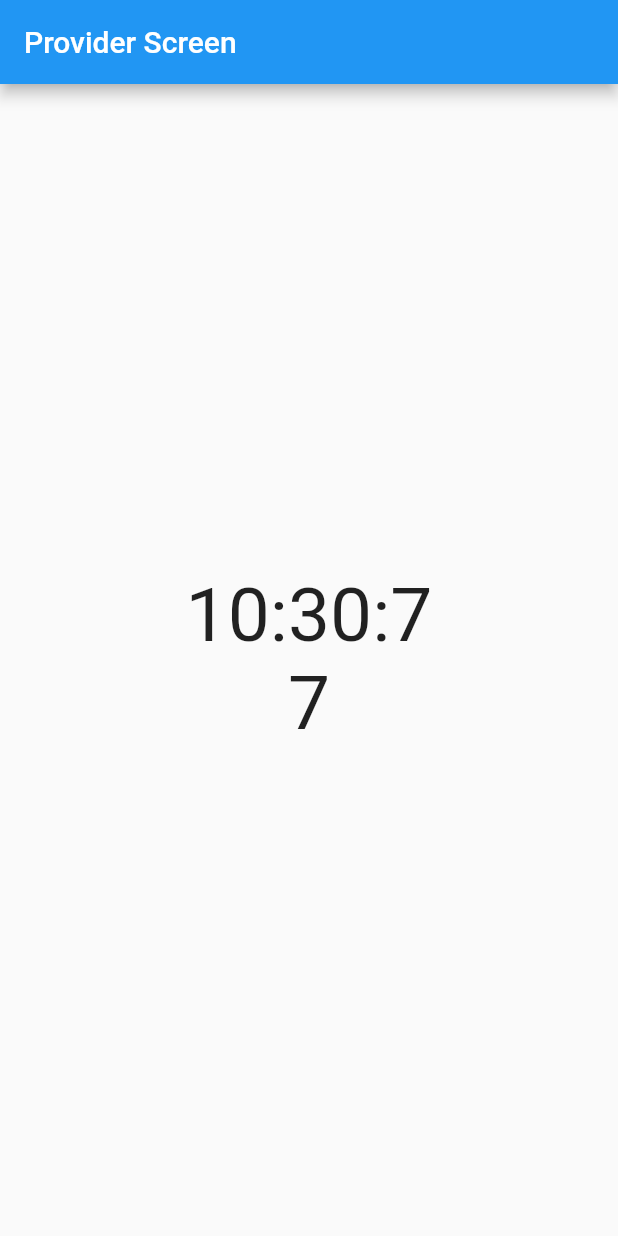
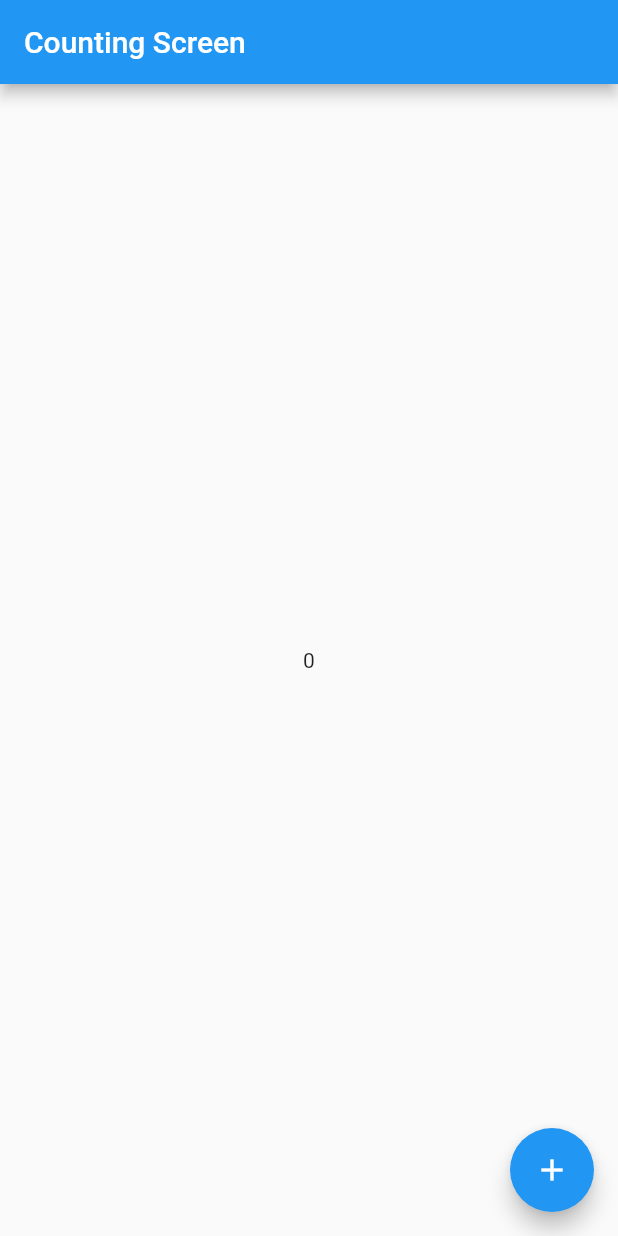
Before and after one commit to atik-sabuj/provider_mvvm, a Flutter app: the screen it shows after launch, on a phone screen of 412 x 824 dp. Run offline on Flutter 3.47's test engine with Material 2 defaults, Android fonts, the phone set to English and light mode, and no system bars.

```diff
--- a/lib/main.dart
+++ b/lib/main.dart
@@ -1,6 +1,7 @@
 import 'package:flutter/material.dart';
 import 'package:provider_mvvm/home_screen.dart';
 import 'package:provider_mvvm/provider_screen.dart';
+import 'package:provider_mvvm/screen/count_screen.dart';
 import 'package:provider_mvvm/stateful_widget_screen.dart';
 
 void main() {
@@ -20,7 +21,7 @@ class MyApp extends StatelessWidget {
         primarySwatch: Colors.blue,
       ),
       debugShowCheckedModeBanner: false,
-      home: const ProviderScreen(),
+      home: const CountExample(),
     );
   }
 }
--- /dev/null
+++ b/lib/screen/count_screen.dart
@@ -0,0 +1,26 @@
+import 'package:flutter/material.dart';
+
+class CountExample extends StatefulWidget {
+  const CountExample({Key? key}) : super(key: key);
+
+  @override
+  State<CountExample> createState() => _CountExampleState();
+}
+
+class _CountExampleState extends State<CountExample> {
+  @override
+  Widget build(BuildContext context) {
+    return Scaffold(
+      appBar: AppBar(
+        title: Text('Counting Screen'),
+      ),
+      body: Center(
+        child: Text('0'),
+      ),
+      floatingActionButton: FloatingActionButton(onPressed: () {  },
+        child: Icon(Icons.add),
+
+      ),
+    );
+  }
+}
--- a/pubspec.yaml
+++ b/pubspec.yaml
@@ -35,6 +35,7 @@ dependencies:
   # The following adds the Cupertino Icons font to your application.
   # Use with the CupertinoIcons class for iOS style icons.
   cupertino_icons: ^1.0.2
+  provider: ^6.0.5
 
 dev_dependencies:
   flutter_test:
```
Also changed, not shown: pubspec.lock.
